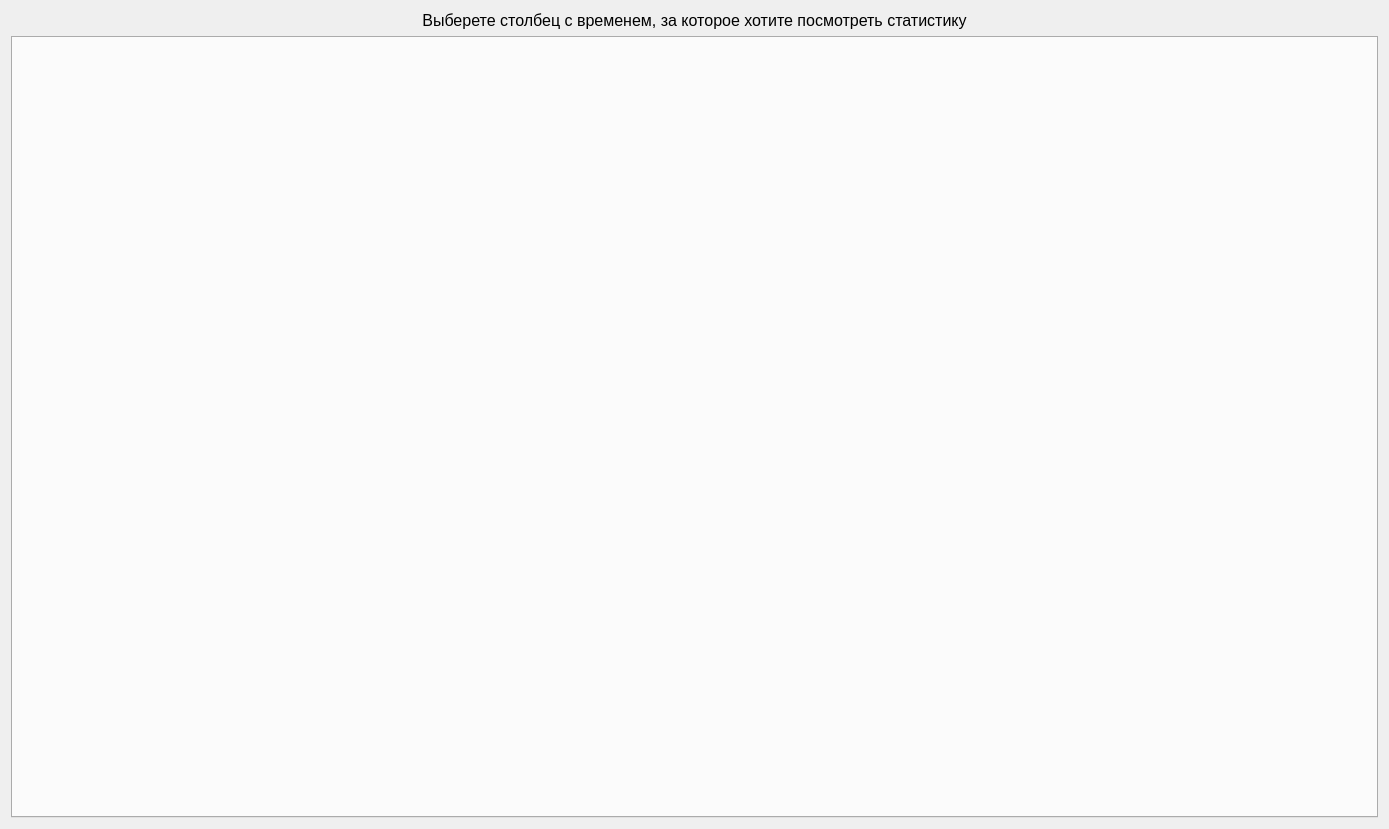
Before: the Qt Designer form graphics.ui in AnGREATern/kanbaner, drawn with Qt 5.
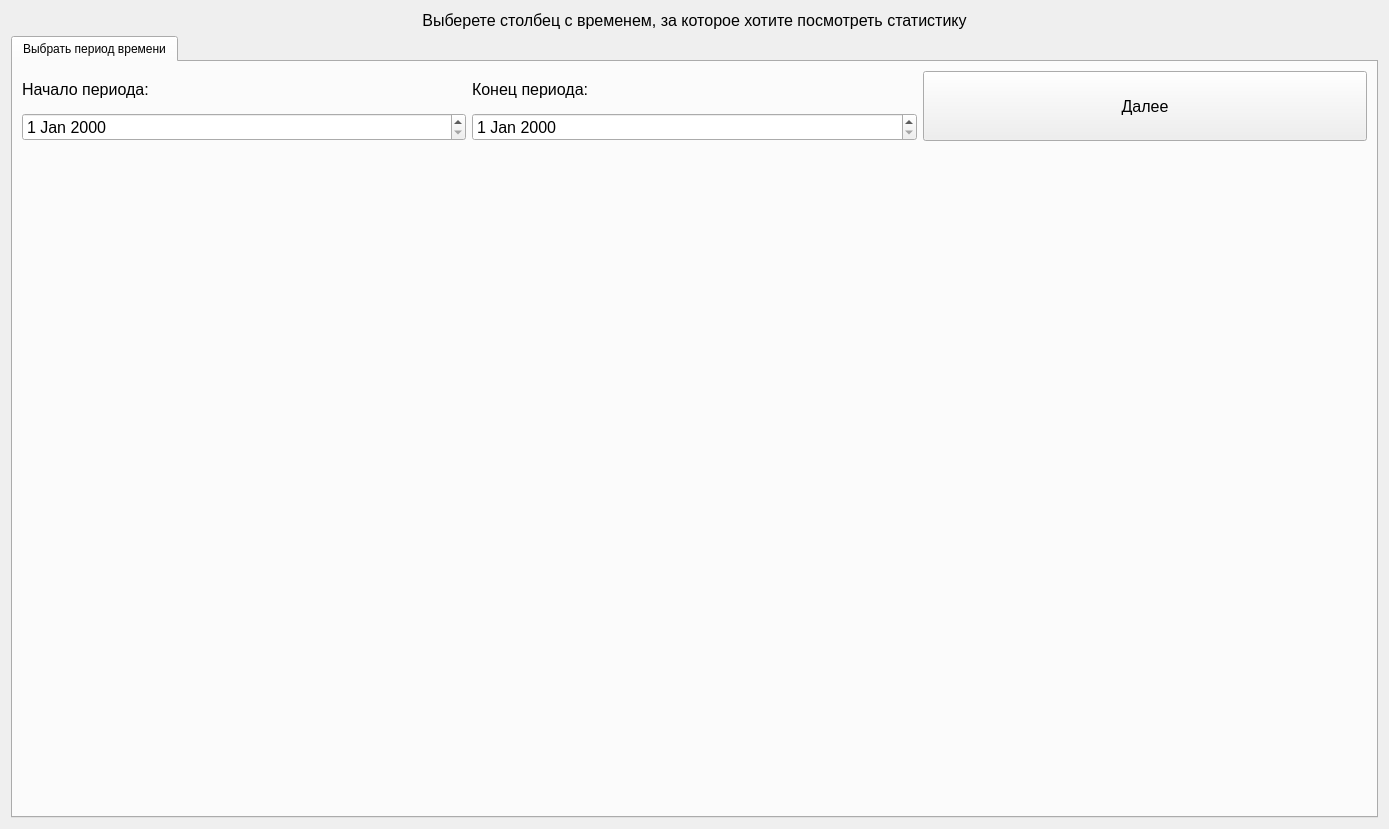
After: the same form once the commit is applied.

Commit message: Выбор даты для графика

Diff of the .ui file:
```diff
--- a/graphics.ui
+++ b/graphics.ui
@@ -34,6 +34,100 @@
      <property name="currentIndex">
       <number>-1</number>
      </property>
+     <widget class="QWidget" name="tab0">
+      <attribute name="title">
+       <string>Выбрать период времени</string>
+      </attribute>
+      <layout class="QVBoxLayout" name="verticalLayout_4">
+       <item>
+        <layout class="QVBoxLayout" name="vl">
+         <item>
+          <layout class="QGridLayout" name="gridLayout">
+           <item row="0" column="0">
+            <widget class="QLabel" name="label_2">
+             <property name="font">
+              <font>
+               <pointsize>12</pointsize>
+              </font>
+             </property>
+             <property name="text">
+              <string>Начало периода:</string>
+             </property>
+             <property name="alignment">
+              <set>Qt::AlignLeading|Qt::AlignLeft|Qt::AlignVCenter</set>
+             </property>
+            </widget>
+           </item>
+           <item row="0" column="1">
+            <widget class="QLabel" name="label_3">
+             <property name="font">
+              <font>
+               <pointsize>12</pointsize>
+              </font>
+             </property>
+             <property name="text">
+              <string>Конец периода:</string>
+             </property>
+             <property name="alignment">
+              <set>Qt::AlignLeading|Qt::AlignLeft|Qt::AlignVCenter</set>
+             </property>
+            </widget>
+           </item>
+           <item row="0" column="2" rowspan="2">
+            <widget class="QPushButton" name="pb_graph">
+             <property name="minimumSize">
+              <size>
+               <width>0</width>
+               <height>70</height>
+              </size>
+             </property>
+             <property name="font">
+              <font>
+               <pointsize>12</pointsize>
+              </font>
+             </property>
+             <property name="text">
+              <string>Далее</string>
+             </property>
+            </widget>
+           </item>
+           <item row="1" column="0">
+            <widget class="QDateEdit" name="dateEdit1">
+             <property name="font">
+              <font>
+               <pointsize>12</pointsize>
+              </font>
+             </property>
+            </widget>
+           </item>
+           <item row="1" column="1">
+            <widget class="QDateEdit" name="dateEdit2">
+             <property name="font">
+              <font>
+               <pointsize>12</pointsize>
+              </font>
+             </property>
+            </widget>
+           </item>
+          </layout>
+         </item>
+         <item>
+          <spacer name="verticalSpacer">
+           <property name="orientation">
+            <enum>Qt::Vertical</enum>
+           </property>
+           <property name="sizeHint" stdset="0">
+            <size>
+             <width>20</width>
+             <height>40</height>
+            </size>
+           </property>
+          </spacer>
+         </item>
+        </layout>
+       </item>
+      </layout>
+     </widget>
     </widget>
    </item>
   </layout>
```
Left out of the diff: 2 changed lines with no effect on the pictures. The commit also changes 1 other file.
